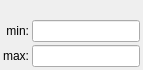
This is emzed/core/explorers/widgets/choose_range.ui in uweschmitt/emzed2 as Qt 5 draws it before an edit. The edited form follows.
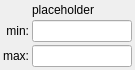
This is the edited form.

Patch:
```diff
--- a/emzed/core/explorers/widgets/choose_range.ui
+++ b/emzed/core/explorers/widgets/choose_range.ui
@@ -6,7 +6,7 @@
    <rect>
     <x>0</x>
     <y>0</y>
-    <width>143</width>
+    <width>162</width>
     <height>70</height>
    </rect>
   </property>
@@ -18,7 +18,7 @@
   </property>
   <property name="maximumSize">
    <size>
-    <width>200</width>
+    <width>120</width>
     <height>16777215</height>
    </size>
   </property>
@@ -92,6 +92,9 @@
        <verstretch>0</verstretch>
       </sizepolicy>
      </property>
+     <property name="text">
+      <string>placeholder</string>
+     </property>
      <property name="alignment">
       <set>Qt::AlignCenter</set>
      </property>
```
Left out of the diff: 32 changed lines with no effect on the pictures.
